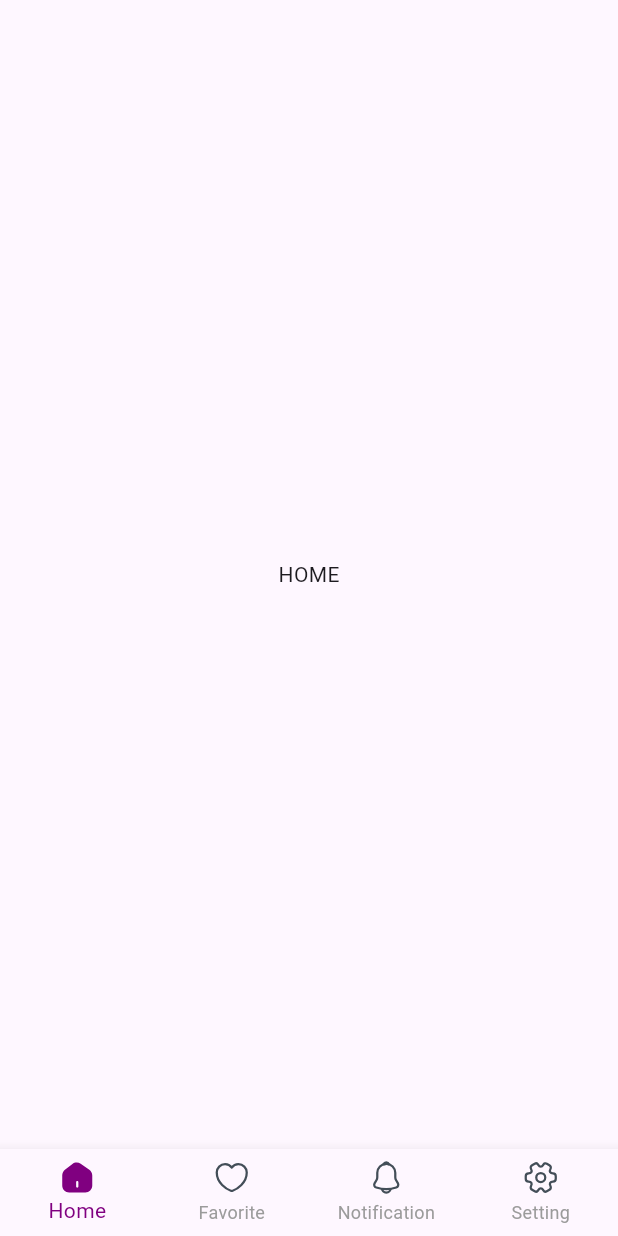
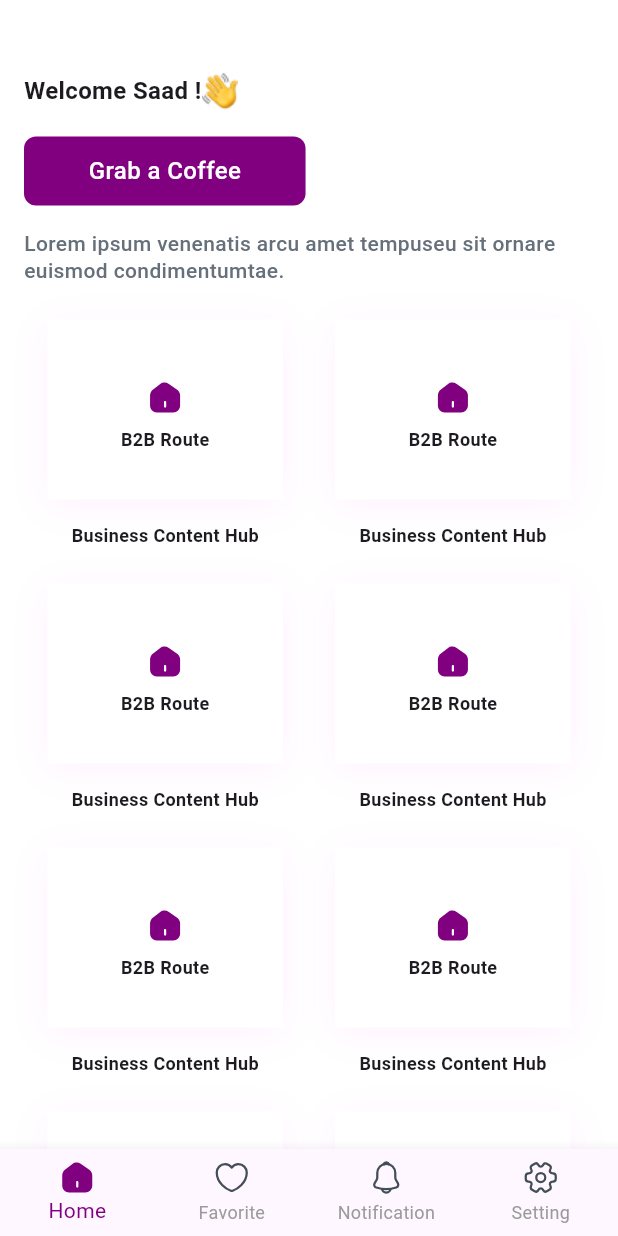
Before and after one commit to maslma/mantiq_app, a Flutter app: the screen it shows after launch, on a phone screen of 412 x 824 dp. Run offline on Flutter 3.47's test engine with Material 3 defaults, Android fonts, the phone set to English and light mode, and no system bars; our stand-ins replace flutter_bloc, flutter_svg; missing offline and left inert: text_gradiate.

Commit message:
Setup home

```diff
--- /dev/null
+++ b/lib/core/components/widgets/custom_button.dart
@@ -0,0 +1,91 @@
+import 'package:flutter/material.dart';
+import 'package:mantiq_app/core/components/widgets/custom_text.dart';
+
+import '../../theme/app_colors.dart';
+
+class CustomButton extends StatelessWidget {
+  final Widget? icon;
+  final String? title;
+  final bool enable;
+  final bool loading;
+  final VoidCallback onPressed;
+  final Color? colorButton;
+  final Color? titleColor;
+  final bool isTextButton;
+  final double? height;
+  final double? fontSize;
+  final FontWeight? fontWeight;
+  final BorderRadius? borderRadius;
+  final EdgeInsets? edgeInsets;
+
+  const CustomButton({
+    super.key,
+    this.icon,
+    this.title,
+    this.colorButton,
+    this.titleColor,
+    required this.onPressed,
+    this.enable = true,
+    this.loading = false,
+    this.isTextButton = false,
+    this.height,
+    this.fontSize,
+    this.borderRadius,
+    this.fontWeight,
+    this.edgeInsets,
+  });
+
+  // CopyWith method for modifying properties
+  CustomButton copyWith({
+    Widget? icon,
+    String? title,
+    bool? enable,
+    bool? loading,
+    VoidCallback? onPressed,
+    Color? colorButton,
+    Color? titleColor,
+    bool? isTextButton,
+    double? height,
+    double? fontSize,
+    FontWeight? fontWeight,
+    BorderRadius? borderRadius,
+  }) {
+    return CustomButton(
+      icon: icon ?? this.icon,
+      title: title ?? this.title,
+      enable: enable ?? this.enable,
+      loading: loading ?? this.loading,
+      onPressed: onPressed ?? this.onPressed,
+      colorButton: colorButton ?? this.colorButton,
+      titleColor: titleColor ?? this.titleColor,
+      isTextButton: isTextButton ?? this.isTextButton,
+      height: height ?? this.height,
+      fontSize: fontSize ?? this.fontSize,
+      fontWeight: fontWeight ?? this.fontWeight,
+      borderRadius: borderRadius ?? this.borderRadius,
+    );
+  }
+
+  @override
+  Widget build(BuildContext context) {
+    final buttonColor = colorButton ?? AppColors.primaryColor;
+
+    return GestureDetector(
+      onTap: enable && !loading ? onPressed : null,
+      child: Container(
+        height: height,
+        padding: edgeInsets ?? const EdgeInsets.symmetric(horizontal: 8, vertical: 8),
+        decoration: BoxDecoration(
+          color: enable ? buttonColor : Colors.grey.shade300,
+          borderRadius: borderRadius ?? BorderRadius.circular(8),
+        ),
+        child: CustomText.w500S16(title).copyWith(
+          color: Colors.white,
+          fontSize: 16,
+          fontWeight: fontWeight,
+          borderRadius: borderRadius,
+        ),
+      ),
+    );
+  }
+}
--- /dev/null
+++ b/lib/core/components/widgets/custom_text.dart
@@ -0,0 +1,135 @@
+import 'package:flutter/material.dart';
+import 'package:mantiq_app/core/theme/app_colors.dart';
+
+class CustomText extends StatelessWidget {
+  final String? txt;
+  final double fontSize;
+  final double height;
+  final int? maxLines;
+  final Color? color;
+  final FontWeight fontWeight;
+  final TextAlign? textAlign;
+  final TextOverflow? overflow;
+  final TextDecoration textDecoration;
+  final bool showCopyButton;
+  final VoidCallback? onCopy;
+  final BorderRadius? borderRadius;
+
+  const CustomText({
+    super.key,
+    required this.txt,
+    this.height = 1.3,
+    this.maxLines,
+    this.fontSize = 16,
+    this.color,
+    this.fontWeight = FontWeight.w400,
+    this.textAlign,
+    this.overflow,
+    this.textDecoration = TextDecoration.none,
+    this.showCopyButton = false,
+    this.onCopy,
+    this.borderRadius,
+  });
+
+  /// CopyWith Method to Modify Text Dynamically
+  CustomText copyWith({
+    String? txt,
+    double? fontSize,
+    Color? color,
+    TextOverflow? overflow,
+    FontWeight? fontWeight,
+    TextAlign? textAlign,
+    bool? showCopyButton,
+    VoidCallback? onCopy,
+    int? maxLines,
+    double? height,
+    bool? useReadMore,
+    int? readMoreMaxLines,
+    String? readMoreExpandedText,
+    String? readMoreCollapsedText,
+    BorderRadius? borderRadius,
+  }) {
+    return CustomText(
+      txt: txt ?? this.txt,
+      fontSize: fontSize ?? this.fontSize,
+      color: color ?? this.color,
+      fontWeight: fontWeight ?? this.fontWeight,
+      textAlign: textAlign ?? this.textAlign,
+      showCopyButton: showCopyButton ?? this.showCopyButton,
+      onCopy: onCopy ?? this.onCopy,
+      maxLines: maxLines ?? this.maxLines,
+      height: height ?? this.height,
+      overflow: overflow ?? this.overflow,
+      borderRadius: borderRadius ?? this.borderRadius,
+    );
+  }
+
+  factory CustomText.w700S18(String? text, {Color? color}) => CustomText(
+    txt: text,
+    fontSize: 18,
+    fontWeight: FontWeight.w700,
+    color: color,
+  );
+
+  factory CustomText.w700S20(String? text, {Color? color}) => CustomText(
+    txt: text,
+    fontSize: 20,
+    fontWeight: FontWeight.w700,
+    color: color,
+  );
+
+  factory CustomText.w600S20(String? text) =>
+      CustomText(txt: text, fontSize: 16, fontWeight: FontWeight.w600);
+
+  factory CustomText.w500S16(String? text) =>
+      CustomText(txt: text, fontSize: 16, fontWeight: FontWeight.w500);
+
+  factory CustomText.w600S12(String? text, {Color? color}) => CustomText(
+    txt: text,
+    fontSize: 12,
+    fontWeight: FontWeight.w600,
+    color: color,
+  );
+
+  factory CustomText.w500S14Grey(String? text) => CustomText(
+    txt: text,
+    fontSize: 14,
+    fontWeight: FontWeight.w500,
+    color: AppColors.greyScaleColor3,
+  );
+
+  factory CustomText.w700S12(String? text, {Color? color}) => CustomText(
+    txt: text,
+    fontSize: 12,
+    fontWeight: FontWeight.w700,
+    color: color,
+  );
+
+  @override
+  Widget build(BuildContext context) {
+    final theme = Theme.of(context);
+    final defaultTextColor =
+        color ?? theme.textTheme.bodyLarge?.color ?? Colors.black;
+
+    return Row(
+      mainAxisSize: MainAxisSize.min,
+      children: [
+        Flexible(
+          child: Text(
+            txt ?? '',
+            style: TextStyle(
+              fontSize: fontSize,
+              color: defaultTextColor,
+              fontWeight: fontWeight,
+              height: height,
+              decoration: textDecoration,
+            ),
+            maxLines: maxLines,
+            overflow: overflow,
+            textAlign: textAlign,
+          ),
+        ),
+      ],
+    );
+  }
+}
--- a/lib/core/theme/app_colors.dart
+++ b/lib/core/theme/app_colors.dart
@@ -31,4 +31,5 @@ abstract class AppColors {
 
   static const Color gradiantTextColor1 = Color(0xff810081);
   static const Color gradiantTextColor2 = Color(0xffFA00FA);
+
 }
--- a/lib/features/bottomnavbar/presentaion/view/bottom_nav_view.dart
+++ b/lib/features/bottomnavbar/presentaion/view/bottom_nav_view.dart
@@ -17,6 +17,7 @@ class BottomNavView extends StatelessWidget {
           final cubit = context.read<BottomNavBarCubit>();
           return Scaffold(
             body: cubit.currentPage,
+            backgroundColor: Colors.white,
             bottomNavigationBar: AppBottomNavBar(
               currentIndex: cubit.currentIndex,
               icons: cubit.icons,
--- a/lib/features/bottomnavbar/presentaion/view/data/bottom_nav_bar_cubit.dart
+++ b/lib/features/bottomnavbar/presentaion/view/data/bottom_nav_bar_cubit.dart
@@ -3,6 +3,7 @@ import 'package:flutter_bloc/flutter_bloc.dart';
 import 'package:mantiq_app/features/bottomnavbar/presentaion/view/data/bottom_nav_bar_state.dart';
 
 import '../../../../../generated/app_assets.dart';
+import '../home_view.dart';
 
 class BottomNavBarCubit extends Cubit<BottomNavBarState> {
   BottomNavBarCubit() : super(BottomNavInitial());
@@ -24,10 +25,10 @@ class BottomNavBarCubit extends Cubit<BottomNavBarState> {
   ];
 
   final List<Widget> pages = const [
-    Center(child: Text("HOME")),
+    HomeView(),
     Center(child: Text("FAVORITE")),
-    Center(child: Text("NOTIFICATION")),
-    Center(child: Text("SETTING")),
+    Center(child: Text("Notification")),
+    Center(child: Text("Setting")),
   ];
 
   Widget get currentPage => pages[currentIndex];
--- /dev/null
+++ b/lib/features/bottomnavbar/presentaion/view/home_view.dart
@@ -0,0 +1,90 @@
+import 'package:flutter/material.dart';
+import 'package:flutter_svg/svg.dart';
+import 'package:mantiq_app/core/components/widgets/custom_text.dart';
+
+import '../../../../core/components/widgets/custom_button.dart';
+import '../../../../generated/app_assets.dart';
+
+class HomeView extends StatelessWidget {
+  const HomeView({super.key});
+
+  @override
+  Widget build(BuildContext context) {
+    return SingleChildScrollView(
+      padding: EdgeInsets.symmetric(horizontal: 16),
+      child: Column(
+        crossAxisAlignment: CrossAxisAlignment.start,
+        children: [
+          SizedBox(height: 46),
+          Row(
+            children: [
+              CustomText.w600S20('Welcome Saad !'),
+              Image.asset(AppAssets.hi, width: 24, height: 29),
+            ],
+          ),
+          SizedBox(height: 16),
+
+          CustomButton(
+            onPressed: () {},
+            title: 'Grab a Coffee',
+            edgeInsets: EdgeInsets.symmetric(horizontal: 43, vertical: 12.5),
+          ),
+          SizedBox(height: 16),
+          CustomText.w500S14Grey(
+            'Lorem ipsum venenatis arcu amet tempuseu sit ornare euismod condimentumtae.',
+          ),
+          SizedBox(height: 24),
+          SizedBox(
+            width: double.infinity,
+            child: Wrap(
+              crossAxisAlignment: WrapCrossAlignment.center,
+              alignment: WrapAlignment.center,
+              spacing: 15,
+              runSpacing: 24,
+              children: List.generate(8, (index) {
+                return Column(
+                  children: [
+                    Container(
+                      decoration: BoxDecoration(
+                        color: Colors.white,
+                        boxShadow: [
+                          BoxShadow(
+                            color: const Color(0xFFFA00FA).withOpacity(0.05),
+                            offset: const Offset(0, 4),
+                            blurRadius: 20,
+                            spreadRadius: 0,
+                          ),
+                        ],
+                      ),
+                      child: Padding(
+                        padding: EdgeInsets.symmetric(
+                          vertical: 32,
+                          horizontal: 49,
+                        ),
+                        child: Column(
+                          children: [
+                            Padding(
+                              padding: const EdgeInsets.all(8.0),
+                              child: SvgPicture.asset(AppAssets.home),
+                            ),
+                            CustomText.w700S12('B2B Route'),
+                          ],
+                        ),
+                      ),
+                    ),
+                    SizedBox(height: 16),
+
+                    Padding(
+                      padding: EdgeInsets.symmetric(horizontal: 26),
+                      child: CustomText.w600S12('Business Content Hub'),
+                    ),
+                  ],
+                );
+              }),
+            ),
+          ),
+        ],
+      ),
+    );
+  }
+}
--- a/lib/features/bottomnavbar/presentaion/view/widget/bottom_navigation_widget.dart
+++ b/lib/features/bottomnavbar/presentaion/view/widget/bottom_navigation_widget.dart
@@ -29,28 +29,24 @@ class AppBottomNavBar extends StatelessWidget {
         BottomNavigationBarItem(
           icon: SvgPicture.asset(
             icons[0],
-            semanticsLabel: 'Red dash paths',
           ),
           label: titles[0],
         ),
         BottomNavigationBarItem(
           icon: SvgPicture.asset(
             icons[1],
-            semanticsLabel: 'Red dash paths',
           ),
           label: titles[1],
         ),
         BottomNavigationBarItem(
           icon: SvgPicture.asset(
             icons[2],
-            semanticsLabel: 'Red dash paths',
           ),
           label: titles[2],
         ),
         BottomNavigationBarItem(
           icon: SvgPicture.asset(
             icons[3],
-            semanticsLabel: 'Red dash paths',
           ),
           label: titles[3],
         ),
```
Also changed, not shown: assets/images/hi.png (added), lib/generated/app_assets.dart.
